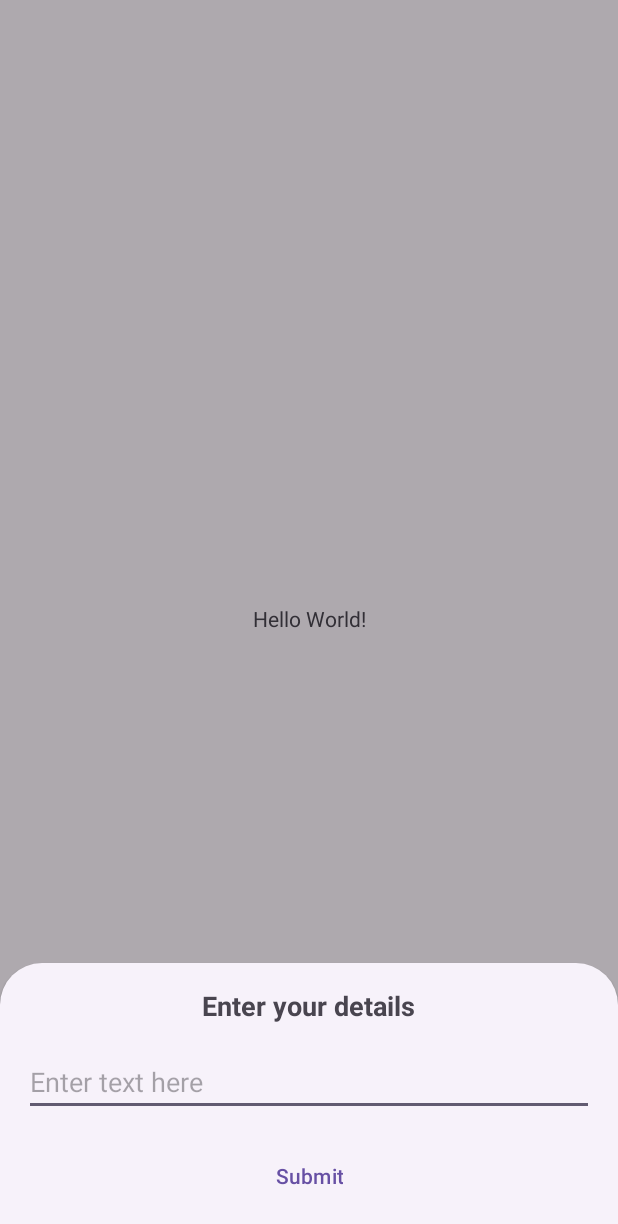
After one commit to Anusha-Jagannath/BottomSheet, an Android app: the fragment MyBottomSheetDialogFragment placed in its activity, on a phone screen of 412 x 824 dp. The commit adds this screen. Shown: the top 1224 px of the screen. Run offline under Robolectric (Android 15) with nearby library versions, the phone set to English and light mode, and no system bars.

Commit message:
Bottom sheet added

```diff
--- /dev/null
+++ b/app/src/main/java/com/example/bottomsheetdemo/MyBottomSheetDialogFragment.kt
@@ -0,0 +1,41 @@
+package com.example.bottomsheetdemo
+
+
+import android.os.Bundle
+import android.view.LayoutInflater
+import android.view.View
+import android.view.ViewGroup
+import android.widget.Button
+import android.widget.EditText
+import android.widget.Toast
+import com.google.android.material.bottomsheet.BottomSheetDialogFragment
+
+class MyBottomSheetDialogFragment : BottomSheetDialogFragment() {
+
+    override fun onCreateView(
+        inflater: LayoutInflater, container: ViewGroup?,
+        savedInstanceState: Bundle?
+    ): View? {
+        // Inflate the layout for this fragment
+        return inflater.inflate(R.layout.layout_demo2, container, false)
+    }
+
+    override fun onViewCreated(view: View, savedInstanceState: Bundle?) {
+        super.onViewCreated(view, savedInstanceState)
+
+        val inputText = view.findViewById<EditText>(R.id.input_text)
+        val submitButton = view.findViewById<Button>(R.id.submit_button)
+
+        // Handle button click
+        submitButton.setOnClickListener {
+            val input = inputText.text.toString()
+            if (input.isNotEmpty()) {
+                // Do something with the input text (showing a toast in this case)
+                Toast.makeText(context, "Input: $input", Toast.LENGTH_SHORT).show()
+                dismiss() // Close the bottom sheet
+            } else {
+                Toast.makeText(context, "Please enter some text", Toast.LENGTH_SHORT).show()
+            }
+        }
+    }
+}
--- /dev/null
+++ b/app/src/main/res/layout/layout_demo2.xml
@@ -0,0 +1,32 @@
+<?xml version="1.0" encoding="utf-8"?>
+<LinearLayout
+    xmlns:android="http://schemas.android.com/apk/res/android"
+    android:layout_width="match_parent"
+    android:layout_height="wrap_content"
+    android:orientation="vertical"
+    android:padding="16dp">
+
+    <TextView
+        android:id="@+id/title"
+        android:layout_width="wrap_content"
+        android:layout_height="wrap_content"
+        android:text="Enter your details"
+        android:textSize="18sp"
+        android:textStyle="bold"
+        android:layout_gravity="center" />
+
+    <EditText
+        android:id="@+id/input_text"
+        android:layout_width="match_parent"
+        android:layout_height="wrap_content"
+        android:hint="Enter text here"
+        android:layout_marginTop="16dp" />
+
+    <Button
+        android:id="@+id/submit_button"
+        android:layout_width="wrap_content"
+        android:layout_height="wrap_content"
+        android:text="Submit"
+        android:layout_marginTop="16dp"
+        android:layout_gravity="center" />
+</LinearLayout>
```
Also changed, not shown: app/src/main/java/com/example/bottomsheetdemo/MainActivity.kt (+5 -2 lines), app/src/main/res/layout/layout_demo.xml (+4 -4 lines).
